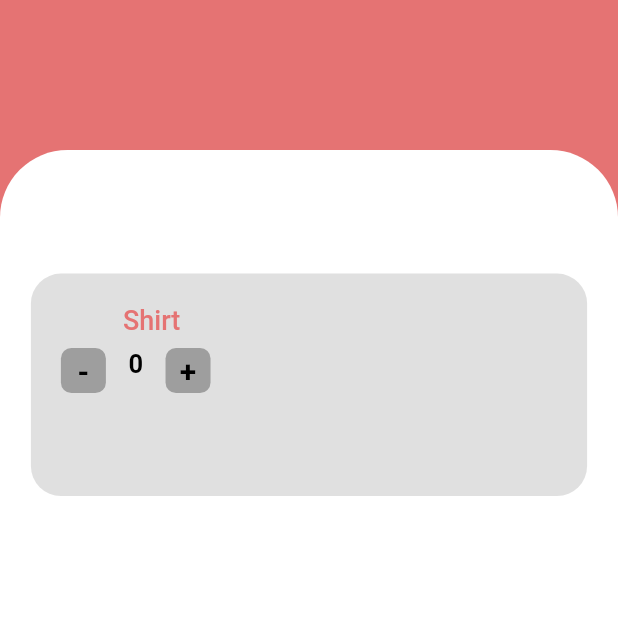
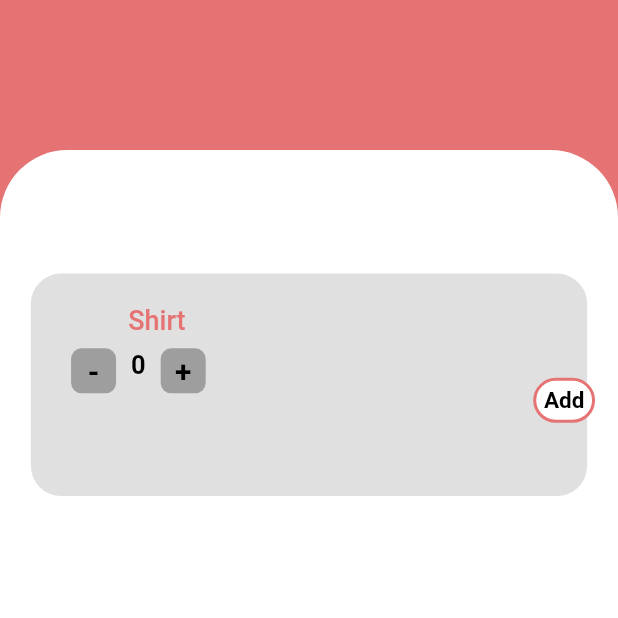
Before and after one commit to Nikhil-Kudupudi/Laundry_Management, a Flutter app: the screen it shows after launch, on a phone screen of 412 x 824 dp, the top half of it. Run offline on Flutter 3.47's test engine with Material 2 defaults, Android fonts, the phone set to English and light mode, and no system bars; our stand-ins replace date_format.

Commit message:
Merge remote-tracking branch 'origin/master'

```diff
--- a/lib/LaundryApp/home.dart
+++ b/lib/LaundryApp/home.dart
@@ -1682,7 +1682,8 @@ class _menselectpageState extends State<menselectpage> {
                               color: Colors.grey.shade300,
                               borderRadius: BorderRadius.circular(20.0),
                             ),
-                            padding: EdgeInsets.only(top:MediaQuery.of(context).size.height*0.025,),
+                            padding: EdgeInsets.only(top:MediaQuery.of(context).size.height*0.025,
+                                       left: MediaQuery.of(context).size.width*0.025                                                 ),
                             child: Row(
                               children: [
                                 Column(
@@ -1693,8 +1694,9 @@ class _menselectpageState extends State<menselectpage> {
                                             left: MediaQuery.of(context).size.height*0.05),),
                                         Text("Shirt",style: TextStyle(
                                           color: Colors.red.shade300,
-                                          fontSize: 18,
+                                          fontSize:18,
                                           fontWeight: FontWeight.w500,
+
                                         ),
                                         ),
                                       ],
@@ -1704,7 +1706,7 @@ class _menselectpageState extends State<menselectpage> {
                                         InkWell(
                                           onTap: (){
                                             setState(() {
-                                              if(_personcount>1){
+                                              if(_personcount>0){
                                                 _personcount--;
                                               }
                                               else{
@@ -1715,7 +1717,9 @@ class _menselectpageState extends State<menselectpage> {
                                           child: Container(
                                             width: 30,
                                             height: 30,
-                                            margin: EdgeInsets.only(left: 20,top: 8,right: 15),
+                                            margin: EdgeInsets.only(left: MediaQuery.of(context).size.width*0.04,
+                                                top: MediaQuery.of(context).size.height*0.010,
+                                                right: 10,),
                                             decoration: BoxDecoration(
                                             borderRadius: BorderRadius.circular(7.0),
                                             color: Colors.grey,
@@ -1734,7 +1738,7 @@ class _menselectpageState extends State<menselectpage> {
                                         Text("$_personcount", style: TextStyle(
                                             color: Colors.black,
                                             fontWeight: FontWeight.bold,
-                                            fontSize: 17.0
+                                            fontSize: 17.0,
                                         ),),
                                         InkWell(
                                           onTap: (){
@@ -1745,7 +1749,8 @@ class _menselectpageState extends State<menselectpage> {
                                           child: Container(
                                             width: 30,
                                             height: 30,
-                                            margin: EdgeInsets.only(left: 15,top: 8),
+                                            margin: EdgeInsets.only(left:10,
+                                                top: MediaQuery.of(context).size.height*0.010),
                                             decoration: BoxDecoration(
                                               borderRadius: BorderRadius.circular(7.0),
                                               color: Colors.grey,
@@ -1765,6 +1770,27 @@ class _menselectpageState extends State<menselectpage> {
                                     ),
                                   ],
                                 ),
+                                InkWell(
+                                  onTap: (){},
+                                  child: Container(
+                                    margin: EdgeInsets.only(left: MediaQuery.of(context).size.width*0.53,),
+                                    height: 30,
+                                    width: MediaQuery.of(context).size.width*0.1,
+                                    decoration: BoxDecoration(
+                                      border: Border.all(
+                                          color: Colors.red.shade300,
+                                          width: 2
+                                      ),
+                                      borderRadius: BorderRadius.circular(35),
+                                      color: Colors.white,
+                                    ),
+                                    child: Center(child: Text("Add",style: TextStyle(
+                                      color: Colors.black,
+                                      fontSize: 15,
+                                      fontWeight: FontWeight.bold,
+                                    ),),),
+                                  ),
+                                )
                               ],
                             ),
                           ),
```
